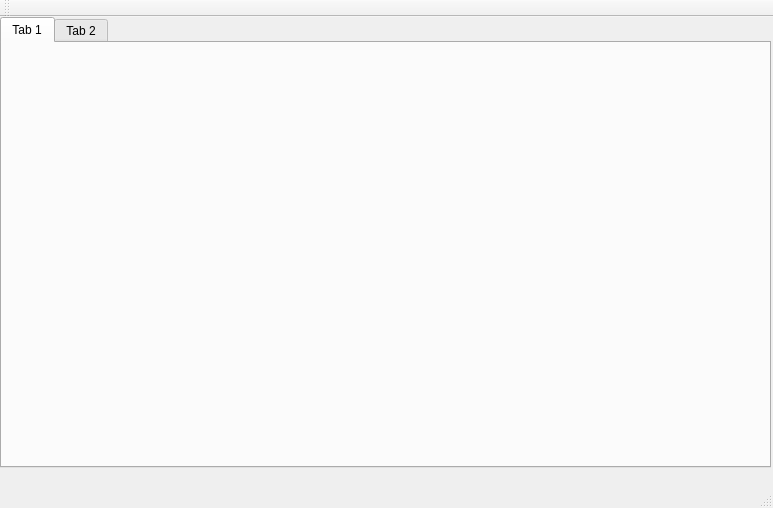
Above: FLySMPS/FLySMPS.ui from aemeltsev/FLySMPS before the change. Below: the same form after it.
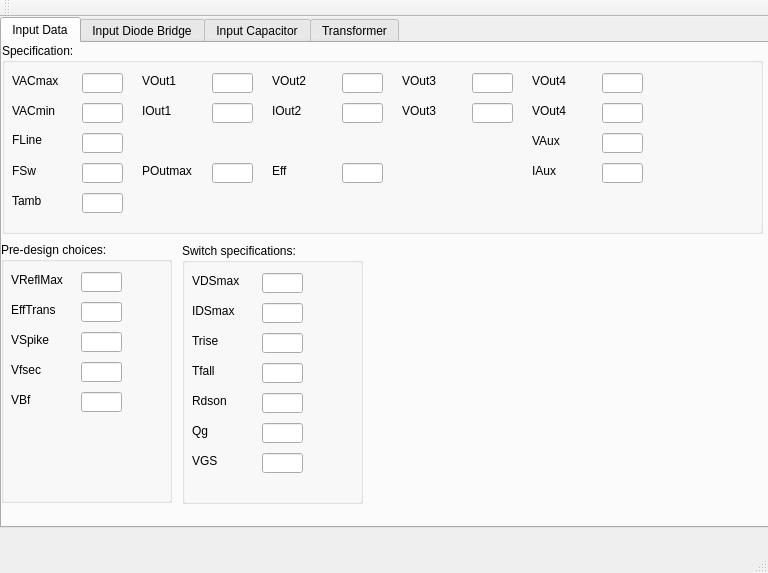
That is the form after the change. The open tabs and pages were chosen to show the change.

```diff
--- a/FLySMPS/FLySMPS.ui
+++ b/FLySMPS/FLySMPS.ui
@@ -6,8 +6,8 @@
    <rect>
     <x>0</x>
     <y>0</y>
-    <width>773</width>
-    <height>508</height>
+    <width>768</width>
+    <height>573</height>
    </rect>
   </property>
   <property name="windowTitle">
@@ -20,7 +20,7 @@
       <x>0</x>
       <y>0</y>
       <width>771</width>
-      <height>451</height>
+      <height>511</height>
      </rect>
     </property>
     <property name="tabPosition">
@@ -31,12 +31,728 @@
     </property>
     <widget class="QWidget" name="tab">
      <attribute name="title">
-      <string>Tab 1</string>
+      <string>Input Data</string>
      </attribute>
+     <widget class="QGroupBox" name="groupBox">
+      <property name="geometry">
+       <rect>
+        <x>0</x>
+        <y>0</y>
+        <width>761</width>
+        <height>191</height>
+       </rect>
+      </property>
+      <property name="title">
+       <string>Specification:</string>
+      </property>
+      <widget class="QLineEdit" name="lineEdit">
+       <property name="geometry">
+        <rect>
+         <x>80</x>
+         <y>30</y>
+         <width>41</width>
+         <height>20</height>
+        </rect>
+       </property>
+      </widget>
+      <widget class="QLabel" name="label">
+       <property name="geometry">
+        <rect>
+         <x>10</x>
+         <y>30</y>
+         <width>61</width>
+         <height>16</height>
+        </rect>
+       </property>
+       <property name="text">
+        <string>VACmax</string>
+       </property>
+      </widget>
+      <widget class="QLabel" name="label_2">
+       <property name="geometry">
+        <rect>
+         <x>10</x>
+         <y>120</y>
+         <width>61</width>
+         <height>16</height>
+        </rect>
+       </property>
+       <property name="text">
+        <string>FSw</string>
+       </property>
+      </widget>
+      <widget class="QLineEdit" name="lineEdit_3">
+       <property name="geometry">
+        <rect>
+         <x>80</x>
+         <y>60</y>
+         <width>41</width>
+         <height>20</height>
+        </rect>
+       </property>
+      </widget>
+      <widget class="QLabel" name="label_3">
+       <property name="geometry">
+        <rect>
+         <x>10</x>
+         <y>60</y>
+         <width>61</width>
+         <height>16</height>
+        </rect>
+       </property>
+       <property name="text">
+        <string>VACmin</string>
+       </property>
+      </widget>
+      <widget class="QLineEdit" name="lineEdit_4">
+       <property name="geometry">
+        <rect>
+         <x>80</x>
+         <y>120</y>
+         <width>41</width>
+         <height>20</height>
+        </rect>
+       </property>
+      </widget>
+      <widget class="QLineEdit" name="lineEdit_5">
+       <property name="geometry">
+        <rect>
+         <x>80</x>
+         <y>90</y>
+         <width>41</width>
+         <height>20</height>
+        </rect>
+       </property>
+      </widget>
+      <widget class="QLabel" name="label_5">
+       <property name="geometry">
+        <rect>
+         <x>10</x>
+         <y>90</y>
+         <width>47</width>
+         <height>13</height>
+        </rect>
+       </property>
+       <property name="text">
+        <string>FLine</string>
+       </property>
+      </widget>
+      <widget class="QLineEdit" name="lineEdit_6">
+       <property name="geometry">
+        <rect>
+         <x>210</x>
+         <y>30</y>
+         <width>41</width>
+         <height>20</height>
+        </rect>
+       </property>
+      </widget>
+      <widget class="QLineEdit" name="lineEdit_7">
+       <property name="geometry">
+        <rect>
+         <x>340</x>
+         <y>30</y>
+         <width>41</width>
+         <height>20</height>
+        </rect>
+       </property>
+      </widget>
+      <widget class="QLineEdit" name="lineEdit_8">
+       <property name="geometry">
+        <rect>
+         <x>210</x>
+         <y>60</y>
+         <width>41</width>
+         <height>20</height>
+        </rect>
+       </property>
+      </widget>
+      <widget class="QLineEdit" name="lineEdit_9">
+       <property name="geometry">
+        <rect>
+         <x>340</x>
+         <y>60</y>
+         <width>41</width>
+         <height>20</height>
+        </rect>
+       </property>
+      </widget>
+      <widget class="QLineEdit" name="lineEdit_10">
+       <property name="geometry">
+        <rect>
+         <x>470</x>
+         <y>30</y>
+         <width>41</width>
+         <height>20</height>
+        </rect>
+       </property>
+      </widget>
+      <widget class="QLabel" name="label_6">
+       <property name="geometry">
+        <rect>
+         <x>140</x>
+         <y>30</y>
+         <width>61</width>
+         <height>16</height>
+        </rect>
+       </property>
+       <property name="text">
+        <string>VOut1</string>
+       </property>
+      </widget>
+      <widget class="QLabel" name="label_7">
+       <property name="geometry">
+        <rect>
+         <x>140</x>
+         <y>60</y>
+         <width>61</width>
+         <height>16</height>
+        </rect>
+       </property>
+       <property name="text">
+        <string>IOut1</string>
+       </property>
+      </widget>
+      <widget class="QLabel" name="label_8">
+       <property name="geometry">
+        <rect>
+         <x>270</x>
+         <y>30</y>
+         <width>61</width>
+         <height>16</height>
+        </rect>
+       </property>
+       <property name="text">
+        <string>VOut2</string>
+       </property>
+      </widget>
+      <widget class="QLabel" name="label_9">
+       <property name="geometry">
+        <rect>
+         <x>270</x>
+         <y>60</y>
+         <width>61</width>
+         <height>16</height>
+        </rect>
+       </property>
+       <property name="text">
+        <string>IOut2</string>
+       </property>
+      </widget>
+      <widget class="QLineEdit" name="lineEdit_11">
+       <property name="geometry">
+        <rect>
+         <x>470</x>
+         <y>60</y>
+         <width>41</width>
+         <height>20</height>
+        </rect>
+       </property>
+      </widget>
+      <widget class="QLabel" name="label_10">
+       <property name="geometry">
+        <rect>
+         <x>400</x>
+         <y>30</y>
+         <width>61</width>
+         <height>16</height>
+        </rect>
+       </property>
+       <property name="text">
+        <string>VOut3</string>
+       </property>
+      </widget>
+      <widget class="QLabel" name="label_11">
+       <property name="geometry">
+        <rect>
+         <x>400</x>
+         <y>60</y>
+         <width>61</width>
+         <height>16</height>
+        </rect>
+       </property>
+       <property name="text">
+        <string>VOut3</string>
+       </property>
+      </widget>
+      <widget class="QLabel" name="label_19">
+       <property name="geometry">
+        <rect>
+         <x>530</x>
+         <y>30</y>
+         <width>61</width>
+         <height>16</height>
+        </rect>
+       </property>
+       <property name="text">
+        <string>VOut4</string>
+       </property>
+      </widget>
+      <widget class="QLabel" name="label_20">
+       <property name="geometry">
+        <rect>
+         <x>530</x>
+         <y>60</y>
+         <width>61</width>
+         <height>16</height>
+        </rect>
+       </property>
+       <property name="text">
+        <string>VOut4</string>
+       </property>
+      </widget>
+      <widget class="QLineEdit" name="lineEdit_19">
+       <property name="geometry">
+        <rect>
+         <x>600</x>
+         <y>30</y>
+         <width>41</width>
+         <height>20</height>
+        </rect>
+       </property>
+      </widget>
+      <widget class="QLineEdit" name="lineEdit_20">
+       <property name="geometry">
+        <rect>
+         <x>600</x>
+         <y>60</y>
+         <width>41</width>
+         <height>20</height>
+        </rect>
+       </property>
+      </widget>
+      <widget class="QLabel" name="label_21">
+       <property name="geometry">
+        <rect>
+         <x>530</x>
+         <y>90</y>
+         <width>61</width>
+         <height>16</height>
+        </rect>
+       </property>
+       <property name="text">
+        <string>VAux</string>
+       </property>
+      </widget>
+      <widget class="QLineEdit" name="lineEdit_21">
+       <property name="geometry">
+        <rect>
+         <x>600</x>
+         <y>90</y>
+         <width>41</width>
+         <height>20</height>
+        </rect>
+       </property>
+      </widget>
+      <widget class="QLineEdit" name="lineEdit_22">
+       <property name="geometry">
+        <rect>
+         <x>600</x>
+         <y>120</y>
+         <width>41</width>
+         <height>20</height>
+        </rect>
+       </property>
+      </widget>
+      <widget class="QLabel" name="label_22">
+       <property name="geometry">
+        <rect>
+         <x>530</x>
+         <y>120</y>
+         <width>61</width>
+         <height>16</height>
+        </rect>
+       </property>
+       <property name="text">
+        <string>IAux</string>
+       </property>
+      </widget>
+      <widget class="QLineEdit" name="lineEdit_23">
+       <property name="geometry">
+        <rect>
+         <x>80</x>
+         <y>150</y>
+         <width>41</width>
+         <height>20</height>
+        </rect>
+       </property>
+      </widget>
+      <widget class="QLineEdit" name="lineEdit_24">
+       <property name="geometry">
+        <rect>
+         <x>210</x>
+         <y>120</y>
+         <width>41</width>
+         <height>20</height>
+        </rect>
+       </property>
+      </widget>
+      <widget class="QLabel" name="label_23">
+       <property name="geometry">
+        <rect>
+         <x>140</x>
+         <y>120</y>
+         <width>61</width>
+         <height>16</height>
+        </rect>
+       </property>
+       <property name="text">
+        <string>POutmax</string>
+       </property>
+      </widget>
+      <widget class="QLineEdit" name="lineEdit_25">
+       <property name="geometry">
+        <rect>
+         <x>340</x>
+         <y>120</y>
+         <width>41</width>
+         <height>20</height>
+        </rect>
+       </property>
+      </widget>
+      <widget class="QLabel" name="label_24">
+       <property name="geometry">
+        <rect>
+         <x>270</x>
+         <y>120</y>
+         <width>61</width>
+         <height>16</height>
+        </rect>
+       </property>
+       <property name="text">
+        <string>Eff</string>
+       </property>
+      </widget>
+      <widget class="QLabel" name="label_25">
+       <property name="geometry">
+        <rect>
+         <x>10</x>
+         <y>150</y>
+         <width>61</width>
+         <height>16</height>
+        </rect>
+       </property>
+       <property name="text">
+        <string>Tamb</string>
+       </property>
+      </widget>
+     </widget>
+     <widget class="QGroupBox" name="groupBox_2">
+      <property name="geometry">
+       <rect>
+        <x>-1</x>
+        <y>199</y>
+        <width>171</width>
+        <height>261</height>
+       </rect>
+      </property>
+      <property name="title">
+       <string>Pre-design choices:</string>
+      </property>
+      <widget class="QLineEdit" name="lineEdit_2">
+       <property name="geometry">
+        <rect>
+         <x>80</x>
+         <y>30</y>
+         <width>41</width>
+         <height>20</height>
+        </rect>
+       </property>
+      </widget>
+      <widget class="QLabel" name="label_4">
+       <property name="geometry">
+        <rect>
+         <x>10</x>
+         <y>30</y>
+         <width>61</width>
+         <height>16</height>
+        </rect>
+       </property>
+       <property name="text">
+        <string>VReflMax</string>
+       </property>
+      </widget>
+      <widget class="QLineEdit" name="lineEdit_26">
+       <property name="geometry">
+        <rect>
+         <x>80</x>
+         <y>60</y>
+         <width>41</width>
+         <height>20</height>
+        </rect>
+       </property>
+      </widget>
+      <widget class="QLabel" name="label_26">
+       <property name="geometry">
+        <rect>
+         <x>10</x>
+         <y>60</y>
+         <width>61</width>
+         <height>16</height>
+        </rect>
+       </property>
+       <property name="text">
+        <string>EffTrans</string>
+       </property>
+      </widget>
+      <widget class="QLabel" name="label_27">
+       <property name="geometry">
+        <rect>
+         <x>10</x>
+         <y>90</y>
+         <width>61</width>
+         <height>16</height>
+        </rect>
+       </property>
+       <property name="text">
+        <string>VSpike</string>
+       </property>
+      </widget>
+      <widget class="QLineEdit" name="lineEdit_27">
+       <property name="geometry">
+        <rect>
+         <x>80</x>
+         <y>90</y>
+         <width>41</width>
+         <height>20</height>
+        </rect>
+       </property>
+      </widget>
+      <widget class="QLineEdit" name="lineEdit_28">
+       <property name="geometry">
+        <rect>
+         <x>80</x>
+         <y>120</y>
+         <width>41</width>
+         <height>20</height>
+        </rect>
+       </property>
+      </widget>
+      <widget class="QLabel" name="label_28">
+       <property name="geometry">
+        <rect>
+         <x>10</x>
+         <y>120</y>
+         <width>61</width>
+         <height>16</height>
+        </rect>
+       </property>
+       <property name="text">
+        <string>Vfsec</string>
+       </property>
+      </widget>
+      <widget class="QLabel" name="label_29">
+       <property name="geometry">
+        <rect>
+         <x>10</x>
+         <y>150</y>
+         <width>61</width>
+         <height>16</height>
+        </rect>
+       </property>
+       <property name="text">
+        <string>VBf</string>
+       </property>
+      </widget>
+      <widget class="QLineEdit" name="lineEdit_29">
+       <property name="geometry">
+        <rect>
+         <x>80</x>
+         <y>150</y>
+         <width>41</width>
+         <height>20</height>
+        </rect>
+       </property>
+      </widget>
+     </widget>
+     <widget class="QGroupBox" name="groupBox_3">
+      <property name="geometry">
+       <rect>
+        <x>180</x>
+        <y>200</y>
+        <width>181</width>
+        <height>261</height>
+       </rect>
+      </property>
+      <property name="title">
+       <string>Switch specifications:</string>
+      </property>
+      <widget class="QLineEdit" name="lineEdit_12">
+       <property name="geometry">
+        <rect>
+         <x>80</x>
+         <y>30</y>
+         <width>41</width>
+         <height>20</height>
+        </rect>
+       </property>
+      </widget>
+      <widget class="QLabel" name="label_12">
+       <property name="geometry">
+        <rect>
+         <x>10</x>
+         <y>30</y>
+         <width>61</width>
+         <height>16</height>
+        </rect>
+       </property>
+       <property name="text">
+        <string>VDSmax</string>
+       </property>
+      </widget>
+      <widget class="QLineEdit" name="lineEdit_13">
+       <property name="geometry">
+        <rect>
+         <x>80</x>
+         <y>60</y>
+         <width>41</width>
+         <height>20</height>
+        </rect>
+       </property>
+      </widget>
+      <widget class="QLineEdit" name="lineEdit_14">
+       <property name="geometry">
+        <rect>
+         <x>80</x>
+         <y>90</y>
+         <width>41</width>
+         <height>20</height>
+        </rect>
+       </property>
+      </widget>
+      <widget class="QLineEdit" name="lineEdit_15">
+       <property name="geometry">
+        <rect>
+         <x>80</x>
+         <y>120</y>
+         <width>41</width>
+         <height>20</height>
+        </rect>
+       </property>
+      </widget>
+      <widget class="QLabel" name="label_13">
+       <property name="geometry">
+        <rect>
+         <x>10</x>
+         <y>60</y>
+         <width>61</width>
+         <height>16</height>
+        </rect>
+       </property>
+       <property name="text">
+        <string>IDSmax</string>
+       </property>
+      </widget>
+      <widget class="QLabel" name="label_14">
+       <property name="geometry">
+        <rect>
+         <x>10</x>
+         <y>90</y>
+         <width>61</width>
+         <height>16</height>
+        </rect>
+       </property>
+       <property name="text">
+        <string>Trise</string>
+       </property>
+      </widget>
+      <widget class="QLabel" name="label_15">
+       <property name="geometry">
+        <rect>
+         <x>10</x>
+         <y>120</y>
+         <width>61</width>
+         <height>16</height>
+        </rect>
+       </property>
+       <property name="text">
+        <string>Tfall</string>
+       </property>
+      </widget>
+      <widget class="QLineEdit" name="lineEdit_16">
+       <property name="geometry">
+        <rect>
+         <x>80</x>
+         <y>150</y>
+         <width>41</width>
+         <height>20</height>
+        </rect>
+       </property>
+      </widget>
+      <widget class="QLabel" name="label_16">
+       <property name="geometry">
+        <rect>
+         <x>10</x>
+         <y>150</y>
+         <width>61</width>
+         <height>16</height>
+        </rect>
+       </property>
+       <property name="text">
+        <string>Rdson</string>
+       </property>
+      </widget>
+      <widget class="QLineEdit" name="lineEdit_17">
+       <property name="geometry">
+        <rect>
+         <x>80</x>
+         <y>180</y>
+         <width>41</width>
+         <height>20</height>
+        </rect>
+       </property>
+      </widget>
+      <widget class="QLineEdit" name="lineEdit_18">
+       <property name="geometry">
+        <rect>
+         <x>80</x>
+         <y>210</y>
+         <width>41</width>
+         <height>20</height>
+        </rect>
+       </property>
+      </widget>
+      <widget class="QLabel" name="label_17">
+       <property name="geometry">
+        <rect>
+         <x>10</x>
+         <y>180</y>
+         <width>61</width>
+         <height>16</height>
+        </rect>
+       </property>
+       <property name="text">
+        <string>Qg</string>
+       </property>
+      </widget>
+      <widget class="QLabel" name="label_18">
+       <property name="geometry">
+        <rect>
+         <x>10</x>
+         <y>210</y>
+         <width>61</width>
+         <height>16</height>
+        </rect>
+       </property>
+       <property name="text">
+        <string>VGS</string>
+       </property>
+      </widget>
+     </widget>
     </widget>
     <widget class="QWidget" name="tab_2">
      <attribute name="title">
-      <string>Tab 2</string>
+      <string>Input Diode Bridge</string>
+     </attribute>
+    </widget>
+    <widget class="QWidget" name="tab_5">
+     <attribute name="title">
+      <string>Input Capacitor</string>
+     </attribute>
+    </widget>
+    <widget class="QWidget" name="tab_6">
+     <attribute name="title">
+      <string>Transformer</string>
      </attribute>
     </widget>
    </widget>
```
Left out of the diff: 4 changed lines with no effect on the pictures.
